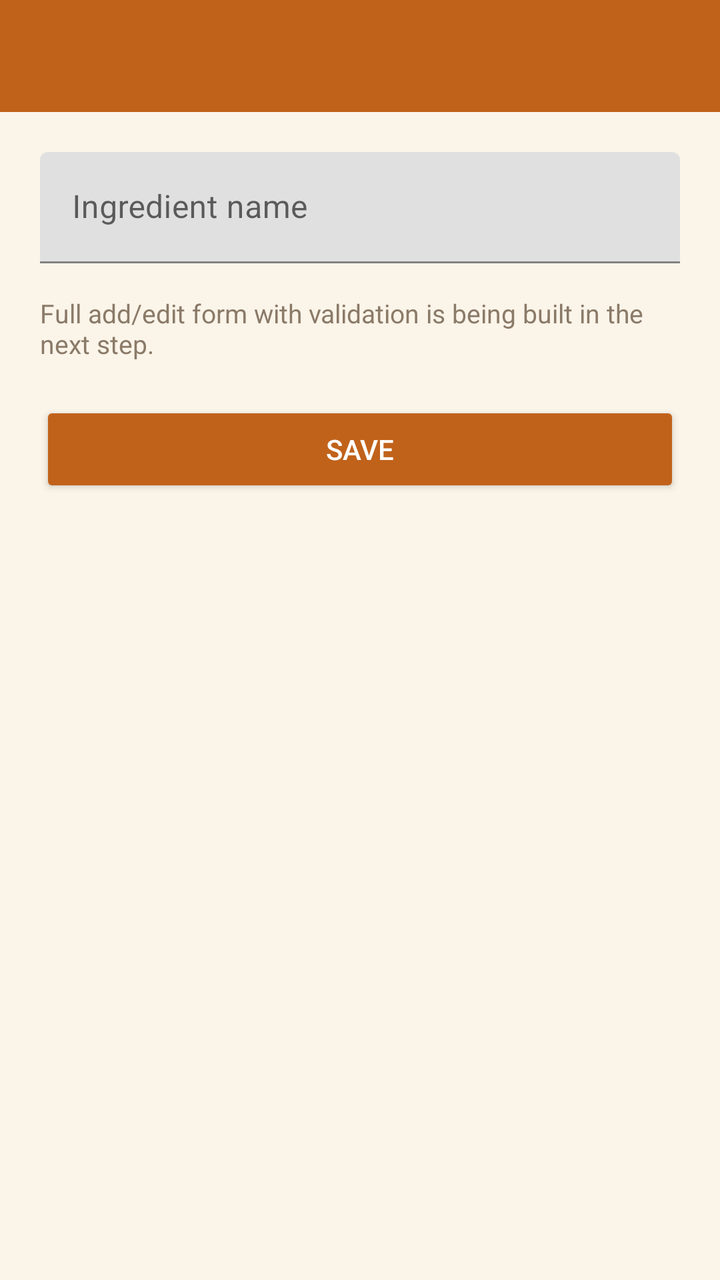
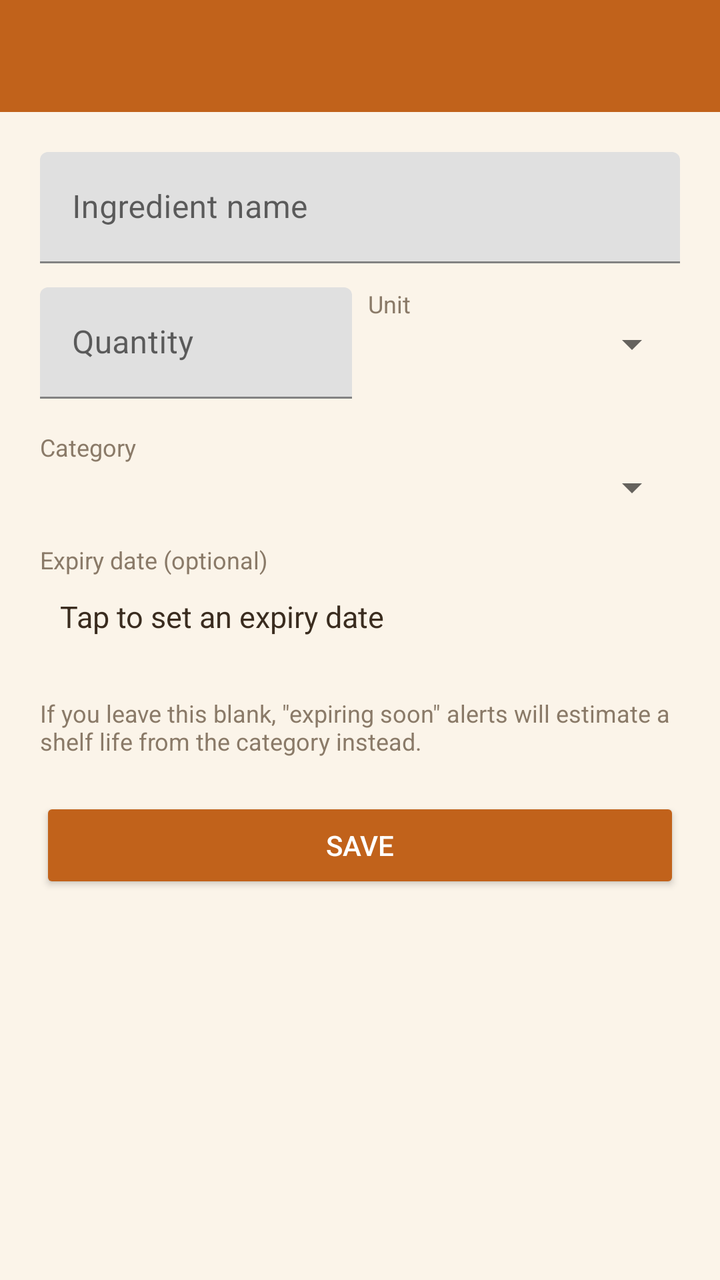

An Android layout rendered at two revisions. The XML below is the earlier revision; the diff shows what the commit changed to produce the second picture.
<!-- AndroidManifest.xml: application theme Theme.ScrapsToSavory -->
<!-- res/layout/activity_add_edit_ingredient.xml -->
<?xml version="1.0" encoding="utf-8"?>
<LinearLayout xmlns:android="http://schemas.android.com/apk/res/android"
    android:layout_width="match_parent"
    android:layout_height="match_parent"
    android:background="@color/pantry_background"
    android:orientation="vertical">

    <androidx.appcompat.widget.Toolbar
        android:id="@+id/toolbar"
        android:layout_width="match_parent"
        android:layout_height="?attr/actionBarSize"
        android:background="@color/pantry_primary"
        android:titleTextColor="@color/white" />

    <LinearLayout
        android:layout_width="match_parent"
        android:layout_height="wrap_content"
        android:orientation="vertical"
        android:padding="20dp">

        
        <com.google.android.material.textfield.TextInputLayout
            android:layout_width="match_parent"
            android:layout_height="wrap_content">

            <com.google.android.material.textfield.TextInputEditText
                android:id="@+id/editIngredientName"
                android:layout_width="match_parent"
                android:layout_height="wrap_content"
                android:hint="@string/ingredient_name_hint"
                android:inputType="textCapSentences" />
        </com.google.android.material.textfield.TextInputLayout>

        <TextView
            android:layout_width="match_parent"
            android:layout_height="wrap_content"
            android:layout_marginTop="16dp"
            android:text="@string/add_edit_placeholder_notice"
            android:textColor="@color/pantry_text_secondary"
            android:textSize="13sp" />

        <Button
            android:id="@+id/buttonSaveIngredient"
            android:layout_width="match_parent"
            android:layout_height="wrap_content"
            android:layout_marginTop="20dp"
            android:backgroundTint="@color/pantry_primary"
            android:text="@string/save"
            android:textColor="@color/white" />

    </LinearLayout>
</LinearLayout>
<!-- resources referenced by this layout -->
<resources>
  <color name="pantry_background">#FBF4E9</color>
  <color name="pantry_primary">#C1621B</color>
  <color name="pantry_text_secondary">#8A7A68</color>
  <color name="white">#FFFFFF</color>
  <string name="add_edit_placeholder_notice">Full add/edit form with validation is being built in the next step.</string>
  <string name="ingredient_name_hint">Ingredient name</string>
  <string name="save">Save</string>
  <style name="Theme.ScrapsToSavory" parent="Theme.MaterialComponents.DayNight.NoActionBar">
          <item name="colorPrimary">@color/pantry_primary</item>
          <item name="colorPrimaryDark">@color/pantry_primary_dark</item>
          <item name="colorAccent">@color/pantry_accent</item>
          <item name="android:windowBackground">@color/pantry_background</item>
      </style>
  <color name="pantry_primary_dark">#8F4712</color>
  <color name="pantry_accent">#5C6B2C</color>
</resources>

<!-- the commit's change to res/layout/activity_add_edit_ingredient.xml (unified diff, before → after) -->
@@ -1,52 +1,147 @@
 <?xml version="1.0" encoding="utf-8"?>
-<LinearLayout xmlns:android="http://schemas.android.com/apk/res/android"
+<ScrollView xmlns:android="http://schemas.android.com/apk/res/android"
     android:layout_width="match_parent"
     android:layout_height="match_parent"
     android:background="@color/pantry_background"
-    android:orientation="vertical">
-
-    <androidx.appcompat.widget.Toolbar
-        android:id="@+id/toolbar"
-        android:layout_width="match_parent"
-        android:layout_height="?attr/actionBarSize"
-        android:background="@color/pantry_primary"
-        android:titleTextColor="@color/white" />
+    android:fillViewport="true">
 
     <LinearLayout
         android:layout_width="match_parent"
         android:layout_height="wrap_content"
-        android:orientation="vertical"
-        android:padding="20dp">
+        android:orientation="vertical">
 
-        
-        <com.google.android.material.textfield.TextInputLayout
+        <androidx.appcompat.widget.Toolbar
+            android:id="@+id/toolbar"
             android:layout_width="match_parent"
-            android:layout_height="wrap_content">
+            android:layout_height="?attr/actionBarSize"
+            android:background="@color/pantry_primary"
+            android:titleTextColor="@color/white" />
 
-            <com.google.android.material.textfield.TextInputEditText
-                android:id="@+id/editIngredientName"
+        <LinearLayout
+            android:layout_width="match_parent"
+            android:layout_height="wrap_content"
+            android:orientation="vertical"
+            android:padding="20dp">
+
+            <com.google.android.material.textfield.TextInputLayout
+                android:id="@+id/layoutName"
+                android:layout_width="match_parent"
+                android:layout_height="wrap_content">
+
+                <com.google.android.material.textfield.TextInputEditText
+                    android:id="@+id/editIngredientName"
+                    android:layout_width="match_parent"
+                    android:layout_height="wrap_content"
+                    android:hint="@string/ingredient_name_hint"
+                    android:inputType="textCapSentences" />
+            </com.google.android.material.textfield.TextInputLayout>
+
+            <LinearLayout
                 android:layout_width="match_parent"
                 android:layout_height="wrap_content"
-                android:hint="@string/ingredient_name_hint"
-                android:inputType="textCapSentences" />
-        </com.google.android.material.textfield.TextInputLayout>
+                android:layout_marginTop="12dp"
+                android:orientation="horizontal">
 
-        <TextView
-            android:layout_width="match_parent"
-            android:layout_height="wrap_content"
-            android:layout_marginTop="16dp"
-            android:text="@string/add_edit_placeholder_notice"
-            android:textColor="@color/pantry_text_secondary"
-            android:textSize="13sp" />
+                <com.google.android.material.textfield.TextInputLayout
+                    android:id="@+id/layoutQuantity"
+                    android:layout_width="0dp"
+                    android:layout_height="wrap_content"
+                    android:layout_marginEnd="8dp"
+                    android:layout_weight="1">
 
-        <Button
-            android:id="@+id/buttonSaveIngredient"
-            android:layout_width="match_parent"
-            android:layout_height="wrap_content"
-            android:layout_marginTop="20dp"
-            android:backgroundTint="@color/pantry_primary"
-            android:text="@string/save"
-            android:textColor="@color/white" />
+                    <com.google.android.material.textfield.TextInputEditText
+                        android:id="@+id/editIngredientQuantity"
+                        android:layout_width="match_parent"
+                        android:layout_height="wrap_content"
+                        android:hint="@string/ingredient_quantity_hint"
+                        android:inputType="numberDecimal" />
+                </com.google.android.material.textfield.TextInputLayout>
 
+                <LinearLayout
+                    android:layout_width="0dp"
+                    android:layout_height="wrap_content"
+                    android:layout_weight="1"
+                    android:orientation="vertical">
+
+                    <TextView
+                        android:layout_width="wrap_content"
+                        android:layout_height="wrap_content"
+                        android:text="@string/ingredient_unit_hint"
+                        android:textColor="@color/pantry_text_secondary"
+                        android:textSize="12sp" />
+
+                    <Spinner
+                        android:id="@+id/spinnerUnit"
+                        android:layout_width="match_parent"
+                        android:layout_height="wrap_content" />
+                </LinearLayout>
+            </LinearLayout>
+
+            <TextView
+                android:layout_width="wrap_content"
+                android:layout_height="wrap_content"
+                android:layout_marginTop="16dp"
+                android:text="@string/ingredient_category_hint"
+                android:textColor="@color/pantry_text_secondary"
+                android:textSize="12sp" />
+
+            <Spinner
+                android:id="@+id/spinnerCategory"
+                android:layout_width="match_parent"
+                android:layout_height="wrap_content" />
+
+            <TextView
+                android:layout_width="wrap_content"
+                android:layout_height="wrap_content"
+                android:layout_marginTop="16dp"
+                android:text="@string/ingredient_expiry_hint"
+                android:textColor="@color/pantry_text_secondary"
+                android:textSize="12sp" />
+
+            <LinearLayout
+                android:layout_width="match_parent"
+                android:layout_height="wrap_content"
+                android:gravity="center_vertical"
+                android:orientation="horizontal">
+
+                <TextView
+                    android:id="@+id/textExpiryDate"
+                    android:layout_width="0dp"
+                    android:layout_height="wrap_content"
+                    android:layout_weight="1"
+                    android:background="?android:attr/selectableItemBackground"
+                    android:padding="10dp"
+                    android:text="@string/ingredient_expiry_not_set"
+                    android:textColor="@color/pantry_text_primary"
+                    android:textSize="15sp" />
+
+                <TextView
+                    android:id="@+id/buttonClearExpiry"
+                    android:layout_width="wrap_content"
+                    android:layout_height="wrap_content"
+                    android:padding="10dp"
+                    android:text="@string/clear"
+                    android:textColor="@color/pantry_error"
+                    android:visibility="gone" />
+            </LinearLayout>
+
+            <TextView
+                android:layout_width="match_parent"
+                android:layout_height="wrap_content"
+                android:layout_marginTop="20dp"
+                android:text="@string/expiry_optional_note"
+                android:textColor="@color/pantry_text_secondary"
+                android:textSize="12sp" />
+
+            <Button
+                android:id="@+id/buttonSaveIngredient"
+                android:layout_width="match_parent"
+                android:layout_height="wrap_content"
+                android:layout_marginTop="20dp"
+                android:backgroundTint="@color/pantry_primary"
+                android:text="@string/save"
+                android:textColor="@color/white" />
+
+        </LinearLayout>
     </LinearLayout>
-</LinearLayout>
+</ScrollView>
<!-- resource entries referenced after the edit -->
@@ -1,11 +1,19 @@
 <!-- resources referenced by this layout -->
 <resources>
   <color name="pantry_background">#FBF4E9</color>
+  <color name="pantry_error">#B3261E</color>
   <color name="pantry_primary">#C1621B</color>
+  <color name="pantry_text_primary">#3A2C1F</color>
   <color name="pantry_text_secondary">#8A7A68</color>
   <color name="white">#FFFFFF</color>
-  <string name="add_edit_placeholder_notice">Full add/edit form with validation is being built in the next step.</string>
+  <string name="clear">Clear</string>
+  <string name="expiry_optional_note">If you leave this blank, \"expiring soon\" alerts will estimate a shelf life from the category instead.</string>
+  <string name="ingredient_category_hint">Category</string>
+  <string name="ingredient_expiry_hint">Expiry date (optional)</string>
+  <string name="ingredient_expiry_not_set">Tap to set an expiry date</string>
   <string name="ingredient_name_hint">Ingredient name</string>
+  <string name="ingredient_quantity_hint">Quantity</string>
+  <string name="ingredient_unit_hint">Unit</string>
   <string name="save">Save</string>
   <style name="Theme.ScrapsToSavory" parent="Theme.MaterialComponents.DayNight.NoActionBar">
           <item name="colorPrimary">@color/pantry_primary</item>
